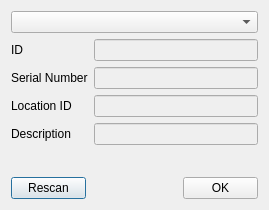
The window that src/ftdidevicechooserdialog.ui (mgomesborges/inpe-star-simulator) describes before a commit, drawn with Qt 5.
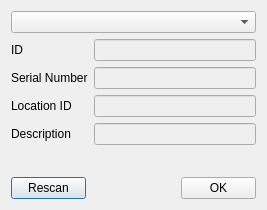
The same window after the commit.

The edit to the form file:
```diff
--- a/src/ftdidevicechooserdialog.ui
+++ b/src/ftdidevicechooserdialog.ui
@@ -14,6 +14,9 @@
    <string>LED Driver Connection</string>
   </property>
   <layout class="QGridLayout" name="gridLayout_2">
+   <property name="sizeConstraint">
+    <enum>QLayout::SetFixedSize</enum>
+   </property>
    <item row="0" column="0">
     <widget class="QComboBox" name="comboBox">
      <property name="minimumSize">
```
